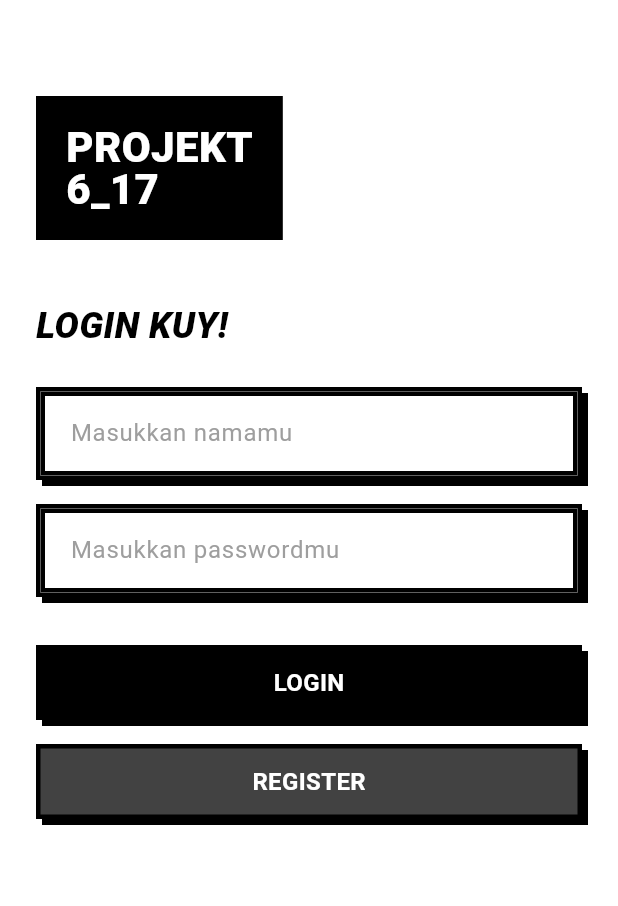
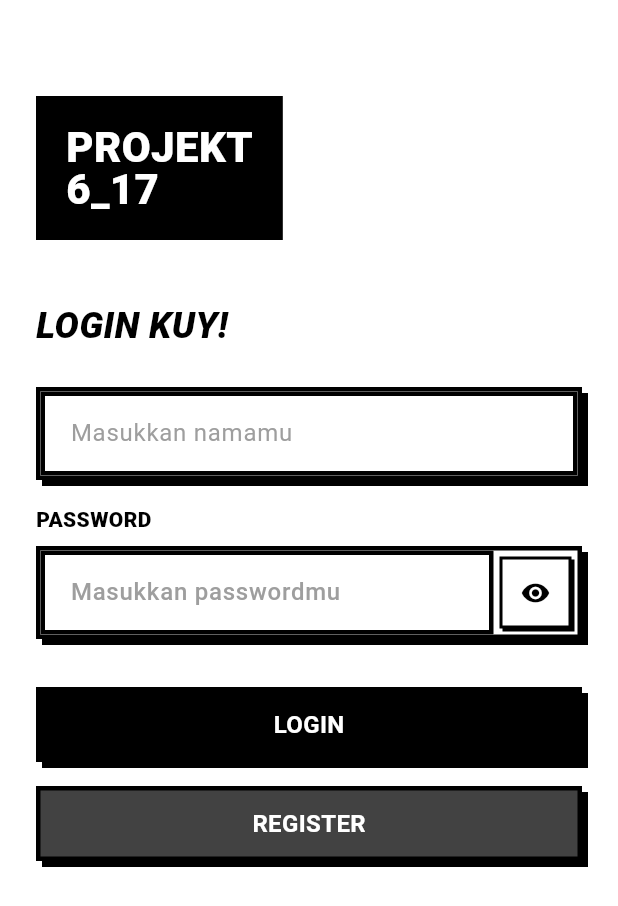
Before and after one commit to Azelzy/PROJEK_KOLLAB_FLUTTER_06_17, a Flutter app: the screen it shows after launch, on a phone screen of 412 x 824 dp. Shown: the top 906 px of the screen. Run offline on Flutter 3.47's test engine with Material 3 defaults, Android fonts, the phone set to English and light mode, and no system bars; our stand-ins replace get.

Commit message:
adding show password, enhancing color, make it more brutalist

```diff
--- a/lib/pages/login_page.dart
+++ b/lib/pages/login_page.dart
@@ -15,6 +15,7 @@ class LoginPage extends StatefulWidget {
 class _LoginPageState extends State<LoginPage> {
   final txtUsername = TextEditingController();
   final txtPassword = TextEditingController();
+  bool _isPasswordVisible = false;
 
   @override
   Widget build(BuildContext context) {
@@ -63,12 +64,102 @@ class _LoginPageState extends State<LoginPage> {
                   hint: "Masukkan namamu",
                 ),
                 const SizedBox(height: 16),
-                BrutalistTextField(
-                  controller: txtPassword,
-                  label: "PASSWORD",
-                  hint: "Masukkan passwordmu",
-                  obscureText: true,
+
+                // Password field with custom show/hide button
+                Column(
+                  crossAxisAlignment: CrossAxisAlignment.start,
+                  children: [
+                    const Text(
+                      "PASSWORD",
+                      style: TextStyle(
+                        fontSize: 14,
+                        fontWeight: FontWeight.w900,
+                        color: Colors.black,
+                      ),
+                    ),
+                    const SizedBox(height: 8),
+                    Container(
+                      decoration: BoxDecoration(
+                        color: Colors.white,
+                        border: Border.all(color: Colors.black, width: 3),
+                        boxShadow: const [
+                          BoxShadow(
+                            color: Colors.black,
+                            offset: Offset(4, 4),
+                            blurRadius: 0,
+                          ),
+                        ],
+                      ),
+                      child: Row(
+                        children: [
+                          Expanded(
+                            child: TextField(
+                              controller: txtPassword,
+                              obscureText: !_isPasswordVisible,
+                              style: const TextStyle(
+                                fontSize: 16,
+                                fontWeight: FontWeight.w600,
+                                color: Colors.black,
+                              ),
+                              decoration: const InputDecoration(
+                                hintText: "Masukkan passwordmu",
+                                hintStyle: TextStyle(
+                                  color: Colors.grey,
+                                  fontWeight: FontWeight.w500,
+                                ),
+                                border: InputBorder.none,
+                                contentPadding: EdgeInsets.symmetric(
+                                  horizontal: 16,
+                                  vertical: 16,
+                                ),
+                              ),
+                            ),
+                          ),
+
+                          // Brutalist show/hide password button
+                          Container(
+                            margin: const EdgeInsets.all(4),
+                            height: 48,
+                            width: 48,
+                            decoration: BoxDecoration(
+                              color: _isPasswordVisible
+                                  ? Colors.black
+                                  : Colors.white,
+                              border: Border.all(color: Colors.black, width: 2),
+                              boxShadow: const [
+                                BoxShadow(
+                                  color: Colors.black,
+                                  offset: Offset(2, 2),
+                                  blurRadius: 0,
+                                ),
+                              ],
+                            ),
+                            child: Material(
+                              color: Colors.transparent,
+                              child: InkWell(
+                                onTap: () {
+                                  setState(() {
+                                    _isPasswordVisible = !_isPasswordVisible;
+                                  });
+                                },
+                                child: Icon(
+                                  _isPasswordVisible
+                                      ? Icons.visibility_off
+                                      : Icons.visibility,
+                                  color: _isPasswordVisible
+                                      ? Colors.white
+                                      : Colors.black,
+                                  size: 20,
+                                ),
+                              ),
+                            ),
+                          ),
+                        ],
+                      ),
+                    ),
+                  ],
                 ),
+
                 const SizedBox(height: 32),
                 BrutalistButton(
                   text: "LOGIN",
--- a/lib/widgets/brutalist_drawer.dart
+++ b/lib/widgets/brutalist_drawer.dart
@@ -108,7 +108,7 @@ class BrutalistDrawer extends StatelessWidget {
                                           child: Container(
                                             height: 50,
                                             decoration: BoxDecoration(
-                                              color: Colors.white,
+                                              color: Color(0xFFB45253),
                                               border: Border.all(color: Colors.black, width: 3),
                                               boxShadow: const [
                                                 BoxShadow(
@@ -143,7 +143,7 @@ class BrutalistDrawer extends StatelessWidget {
                                           child: Container(
                                             height: 50,
                                             decoration: BoxDecoration(
-                                              color: Colors.black,
+                                              color: Color(0xFF84994F),
                                               border: Border.all(color: Colors.black, width: 3),
                                               boxShadow: const [
                                                 BoxShadow(
@@ -163,7 +163,7 @@ class BrutalistDrawer extends StatelessWidget {
                                                   child: Text(
                                                     "YES",
                                                     style: TextStyle(
-                                                      color: Colors.white,
+                                                      color: Colors.black,
                                                       fontSize: 16,
                                                       fontWeight: FontWeight.bold,
                                                     ),
--- a/lib/widgets/todo_card.dart
+++ b/lib/widgets/todo_card.dart
@@ -163,7 +163,7 @@ class TodoCard extends StatelessWidget {
                                         child: Container(
                                           height: 50,
                                           decoration: BoxDecoration(
-                                            color: Colors.white,
+                                            color: Color(0xFFB45253),
                                             border: Border.all(color: Colors.black, width: 3),
                                             boxShadow: const [
                                               BoxShadow(
@@ -196,7 +196,7 @@ class TodoCard extends StatelessWidget {
                                         child: Container(
                                           height: 50,
                                           decoration: BoxDecoration(
-                                            color: Colors.black,
+                                            color: Color(0xFF84994F),
                                             border: Border.all(color: Colors.black, width: 3),
                                             boxShadow: const [
                                               BoxShadow(
@@ -219,7 +219,7 @@ class TodoCard extends StatelessWidget {
                                                 child: Text(
                                                   "YA",
                                                   style: TextStyle(
-                                                    color: Colors.white,
+                                                    color: Colors.black,
                                                     fontSize: 16,
                                                     fontWeight: FontWeight.bold,
                                                   ),
```
Also changed, not shown: lib/controller/auth_controller.dart (line endings or trailing spaces), pubspec.lock.
